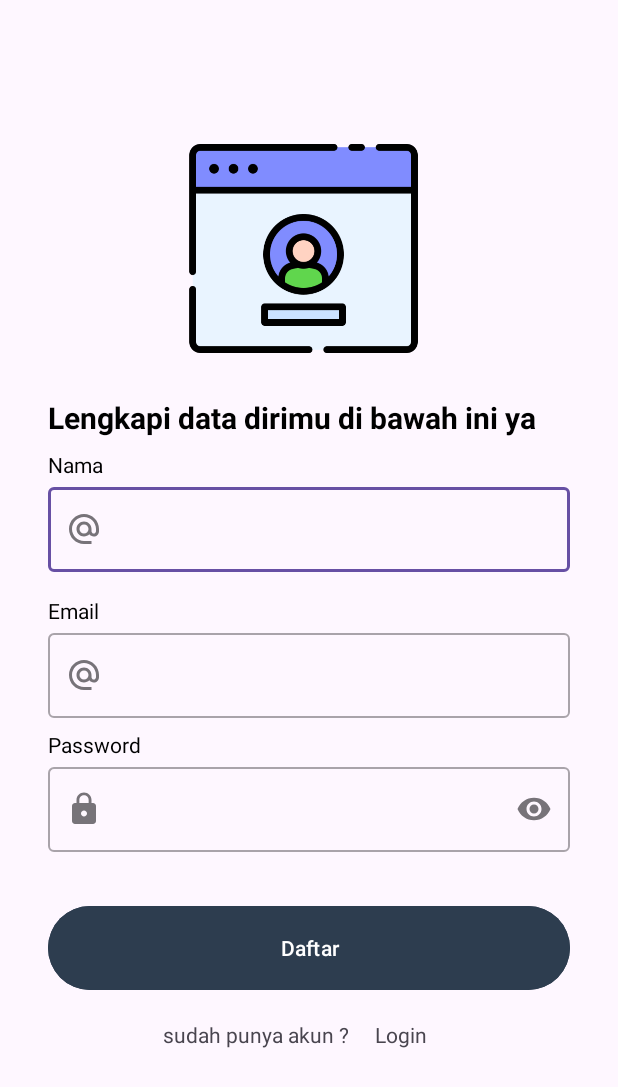
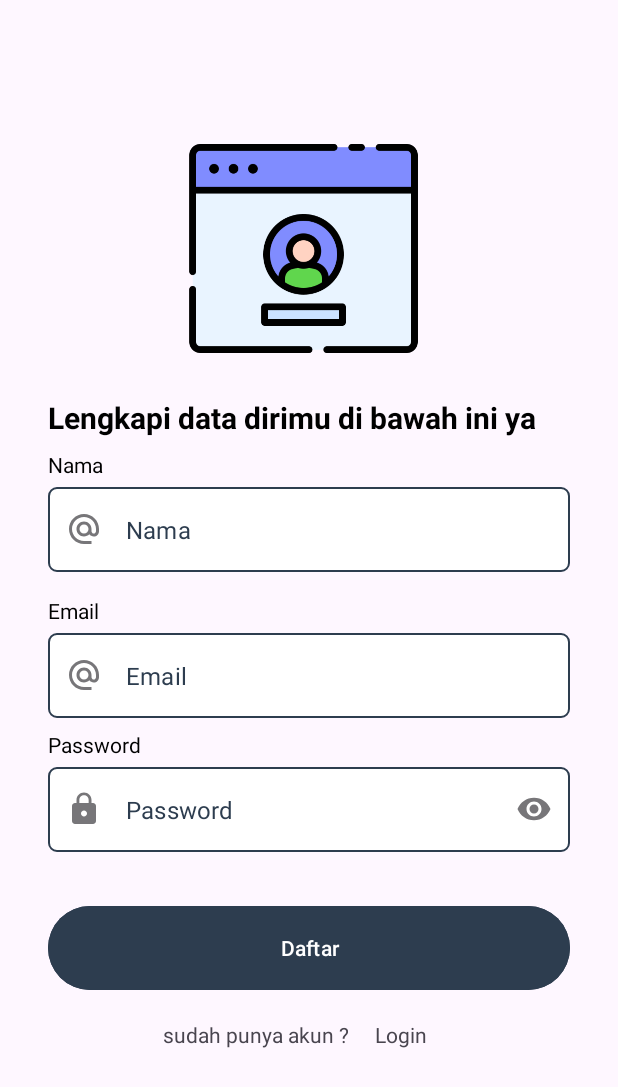
Before and after one commit to Iphint/StoryApp, an Android app: the RegisterActivity screen opened directly, with no data from a screen before it, on a phone screen of 412 x 824 dp. Shown: the top 1087 px of the screen. Run offline under Robolectric (Android 15) with nearby library versions, the phone set to English and light mode, and no system bars.

Commit message:
revisi custom edit text

```diff
--- /dev/null
+++ b/app/src/main/java/com/arifin/newest/view/custom/EmailEditText.kt
@@ -0,0 +1,86 @@
+package com.arifin.newest.view.custom
+
+import android.content.Context
+import android.graphics.Canvas
+import android.graphics.drawable.Drawable
+import android.text.Editable
+import android.text.TextWatcher
+import android.util.AttributeSet
+import android.view.View
+import androidx.appcompat.widget.AppCompatEditText
+import androidx.core.content.ContextCompat
+import com.arifin.newest.R
+
+class EmailEditText:AppCompatEditText {
+
+    private lateinit var iconFormInput: Drawable
+
+    constructor(context: Context) : super(context) {
+        init()
+    }
+
+    constructor(context: Context, attrs: AttributeSet) : super(context, attrs) {
+        init()
+    }
+
+    constructor(context: Context, attrs: AttributeSet, defStyleAttr: Int) : super(
+        context,
+        attrs,
+        defStyleAttr
+    ) {
+        init()
+    }
+
+    private fun init() {
+        iconFormInput = ContextCompat.getDrawable(context, R.drawable.baseline_alternate_email_24) as Drawable
+        addTextChangedListener(object : TextWatcher {
+            override fun beforeTextChanged(s: CharSequence, start: Int, count: Int, after: Int) {
+                // Do nothing.
+            }
+
+            override fun onTextChanged(s: CharSequence, start: Int, before: Int, count: Int) {
+                showIconFormInput()
+                error = if (s.isNotEmpty()) {
+                    if (!s.toString().matches(Regex("[a-zA-Z0-9._-]+@[a-z]+\\.+[a-z]+"))) {
+                        context.getString(R.string.invalid_email)
+                    } else null
+                } else null
+            }
+
+            override fun afterTextChanged(s: Editable) {
+                // Do nothing.
+            }
+        })
+    }
+
+    private fun showIconFormInput() {
+        setButtonDrawables(startOfTheText = iconFormInput)
+    }
+
+    private fun setButtonDrawables(
+        startOfTheText: Drawable? = null,
+        topOfTheText: Drawable? = null,
+        endOfTheText: Drawable? = null,
+        bottomOfTheText: Drawable? = null
+    ){
+        setCompoundDrawablesWithIntrinsicBounds(
+            startOfTheText,
+            topOfTheText,
+            endOfTheText,
+            bottomOfTheText
+        )
+    }
+
+    override fun onDraw(canvas: Canvas) {
+        super.onDraw(canvas)
+        context.apply {
+            setTextColor(ContextCompat.getColor(this, R.color.black))
+            hint = context.getString(R.string.email)
+            textSize = 16f
+            setHintTextColor(ContextCompat.getColor(this, R.color.navy))
+            background = ContextCompat.getDrawable(this, R.drawable.form_input)
+        }
+        isSingleLine = true
+        textAlignment = View.TEXT_ALIGNMENT_VIEW_START
+    }
+}
--- /dev/null
+++ b/app/src/main/java/com/arifin/newest/view/custom/PasswordEditText.kt
@@ -0,0 +1,89 @@
+package com.arifin.newest.view.custom
+
+import android.content.Context
+import android.graphics.Canvas
+import android.graphics.drawable.Drawable
+import android.text.Editable
+import android.text.TextWatcher
+import android.text.method.PasswordTransformationMethod
+import android.util.AttributeSet
+import android.view.View
+import androidx.appcompat.widget.AppCompatEditText
+import androidx.core.content.ContextCompat
+import com.arifin.newest.R
+
+class PasswordEditText:AppCompatEditText {
+    private lateinit var iconFormInput: Drawable
+    private var characterLength = 0
+
+    constructor(context: Context) : super(context) {
+        init()
+    }
+
+    constructor(context: Context, attrs: AttributeSet) : super(context, attrs) {
+        init()
+    }
+
+    constructor(context: Context, attrs: AttributeSet, defStyleAttr: Int) : super(
+        context,
+        attrs,
+        defStyleAttr
+    ) {
+        init()
+    }
+
+    private fun init() {
+        iconFormInput =
+            ContextCompat.getDrawable(context, R.drawable.baseline_lock_24) as Drawable
+        showIconFormInput()
+        addTextChangedListener(object : TextWatcher {
+            override fun beforeTextChanged(s: CharSequence?, start: Int, count: Int, after: Int) {
+                // Do Nothing
+            }
+
+            override fun onTextChanged(s: CharSequence, start: Int, before: Int, count: Int) {
+                characterLength = s.length
+                if (s.isNotEmpty() && characterLength < 8) {
+                    error = context.getString(R.string.invalid_password)
+                }
+            }
+
+            override fun afterTextChanged(s: Editable?) {
+                // Do Nothing
+            }
+
+        })
+    }
+
+    private fun showIconFormInput() {
+        setButtonDrawable(startOfTheText = iconFormInput)
+    }
+
+    private fun setButtonDrawable(
+        startOfTheText: Drawable? = null,
+        topOfTheText: Drawable? = null,
+        endOfTheText: Drawable? = null,
+        bottomOfTheText: Drawable? = null
+    ) {
+        setCompoundDrawablesWithIntrinsicBounds(
+            startOfTheText,
+            topOfTheText,
+            endOfTheText,
+            bottomOfTheText
+        )
+    }
+
+    override fun onDraw(canvas: Canvas?) {
+        super.onDraw(canvas)
+        context.apply {
+            setTextColor(ContextCompat.getColor(this, R.color.black))
+            hint = context.getString(R.string.password)
+            textSize = 16f
+            setHintTextColor(ContextCompat.getColor(this, R.color.navy))
+            background = ContextCompat.getDrawable(this, R.drawable.form_input)
+        }
+        maxLines = 1
+        textAlignment = View.TEXT_ALIGNMENT_VIEW_START
+        transformationMethod = PasswordTransformationMethod.getInstance()
+    }
+}
--- /dev/null
+++ b/app/src/main/res/drawable/form_input.xml
@@ -0,0 +1,9 @@
+<?xml version="1.0" encoding="utf-8"?>
+<shape xmlns:android="http://schemas.android.com/apk/res/android"
+    android:shape="rectangle">
+    <stroke
+        android:width="1dp"
+        android:color="@color/navy" />
+    <corners android:radius="5dp" />
+    <solid android:color="@color/white" />
+</shape>
--- /dev/null
+++ b/app/src/main/res/drawable/ic_baseline_account_circle_24.xml
@@ -0,0 +1,10 @@
+<vector xmlns:android="http://schemas.android.com/apk/res/android"
+    android:width="24dp"
+    android:height="24dp"
+    android:tint="@color/navy"
+    android:viewportWidth="24"
+    android:viewportHeight="24">
+    <path
+        android:fillColor="@android:color/white"
+        android:pathData="M12,2C6.48,2 2,6.48 2,12s4.48,10 10,10s10,-4.48 10,-10S17.52,2 12,2zM12,6c1.93,0 3.5,1.57 3.5,3.5S13.93,13 12,13s-3.5,-1.57 -3.5,-3.5S10.07,6 12,6zM12,20c-2.03,0 -4.43,-0.82 -6.14,-2.88C7.55,15.8 9.68,15 12,15s4.45,0.8 6.14,2.12C16.43,19.18 14.03,20 12,20z" />
+</vector>
--- /dev/null
+++ b/app/src/main/res/drawable/ic_baseline_close_24.xml
@@ -0,0 +1,5 @@
+<vector android:height="24dp" android:tint="#000000"
+    android:viewportHeight="24" android:viewportWidth="24"
+    android:width="24dp" xmlns:android="http://schemas.android.com/apk/res/android">
+    <path android:fillColor="@android:color/white" android:pathData="M19,6.41L17.59,5 12,10.59 6.41,5 5,6.41 10.59,12 5,17.59 6.41,19 12,13.41 17.59,19 19,17.59 13.41,12z"/>
+</vector>
--- a/app/src/main/res/layout/activity_register.xml
+++ b/app/src/main/res/layout/activity_register.xml
@@ -64,7 +64,14 @@
         app:startIconDrawable="@drawable/baseline_alternate_email_24"
         tools:alpha="100">
 
-        <com.google.android.material.textfield.TextInputEditText
+<!--        <com.google.android.material.textfield.TextInputEditText-->
+<!--            android:id="@+id/nameEditText"-->
+<!--            android:layout_width="match_parent"-->
+<!--            android:layout_height="wrap_content"-->
+<!--            android:ems="10"-->
+<!--            android:inputType="text" />-->
+<!--        -->
+        <com.arifin.newest.view.custom.NameEditText
             android:id="@+id/nameEditText"
             android:layout_width="match_parent"
             android:layout_height="wrap_content"
@@ -99,12 +106,19 @@
         app:startIconDrawable="@drawable/baseline_alternate_email_24"
         tools:alpha="100">
 
-        <com.google.android.material.textfield.TextInputEditText
+<!--        <com.google.android.material.textfield.TextInputEditText-->
+<!--            android:id="@+id/emailEditText"-->
+<!--            android:layout_width="match_parent"-->
+<!--            android:layout_height="wrap_content"-->
+<!--            android:ems="10"-->
+<!--            android:inputType="textEmailAddress" />-->
+
+        <com.arifin.newest.view.custom.EmailEditText
             android:id="@+id/emailEditText"
             android:layout_width="match_parent"
             android:layout_height="wrap_content"
             android:ems="10"
-            android:inputType="textEmailAddress" />
+            android:inputType="textEmailAddress"/>
     </com.google.android.material.textfield.TextInputLayout>
 
     <TextView
@@ -135,12 +149,19 @@
         app:startIconDrawable="@drawable/baseline_lock_24"
         tools:alpha="100">
 
-        <com.google.android.material.textfield.TextInputEditText
+<!--        <com.google.android.material.textfield.TextInputEditText-->
+<!--            android:id="@+id/passwordEditText"-->
+<!--            android:layout_width="match_parent"-->
+<!--            android:layout_height="wrap_content"-->
+<!--            android:ems="10"-->
+<!--            android:inputType="textPassword" />-->
+
+        <com.arifin.newest.view.custom.PasswordEditText
             android:id="@+id/passwordEditText"
             android:layout_width="match_parent"
             android:layout_height="wrap_content"
             android:ems="10"
-            android:inputType="textPassword" />
+            android:inputType="textPassword"/>
     </com.google.android.material.textfield.TextInputLayout>
 
     <Button
--- a/app/src/main/res/values/strings.xml
+++ b/app/src/main/res/values/strings.xml
@@ -9,6 +9,7 @@
     <string name="password">Password</string>
     <string name="message_login_page">Masukkan dulu datamu ya</string>
     <string name="title_login_page">Sudah siap untuk upgrade skill?</string>
+    <string name="invalid_email">Email salah</string>
     <string name="name">Nama</string>
     <string name="greeting">Halo %1$s,</string>
     <string name="logout">Keluar</string>
@@ -22,4 +23,5 @@
     <string name="sudah_punya_akun">sudah punya akun ?</string>
     <string name="tambah">Tambah</string>
     <string name="maps">Maps</string>
+    <string name="invalid_password">Password salah</string>
 </resources>
```
Also changed, not shown: app/src/main/java/com/arifin/newest/view/custom/NameEditText.kt (added, +138 -0 lines), app/src/main/res/layout/activity_login.xml (+20 -2 lines).
